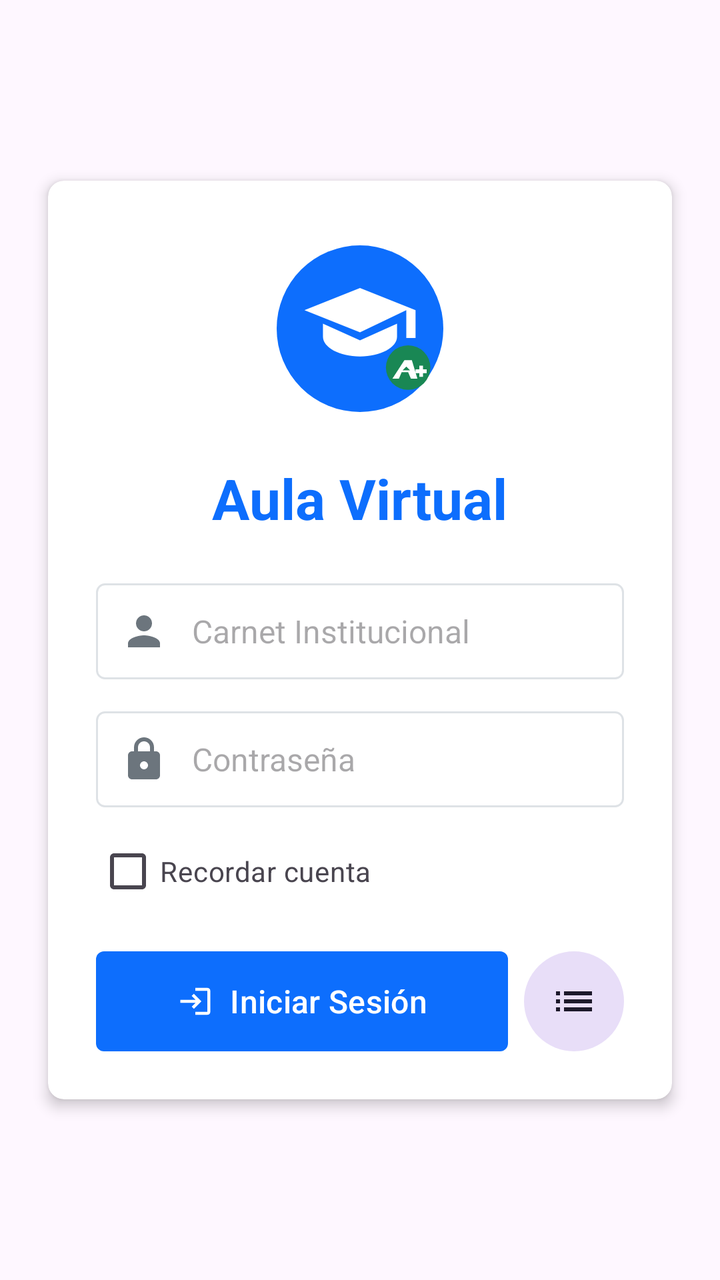
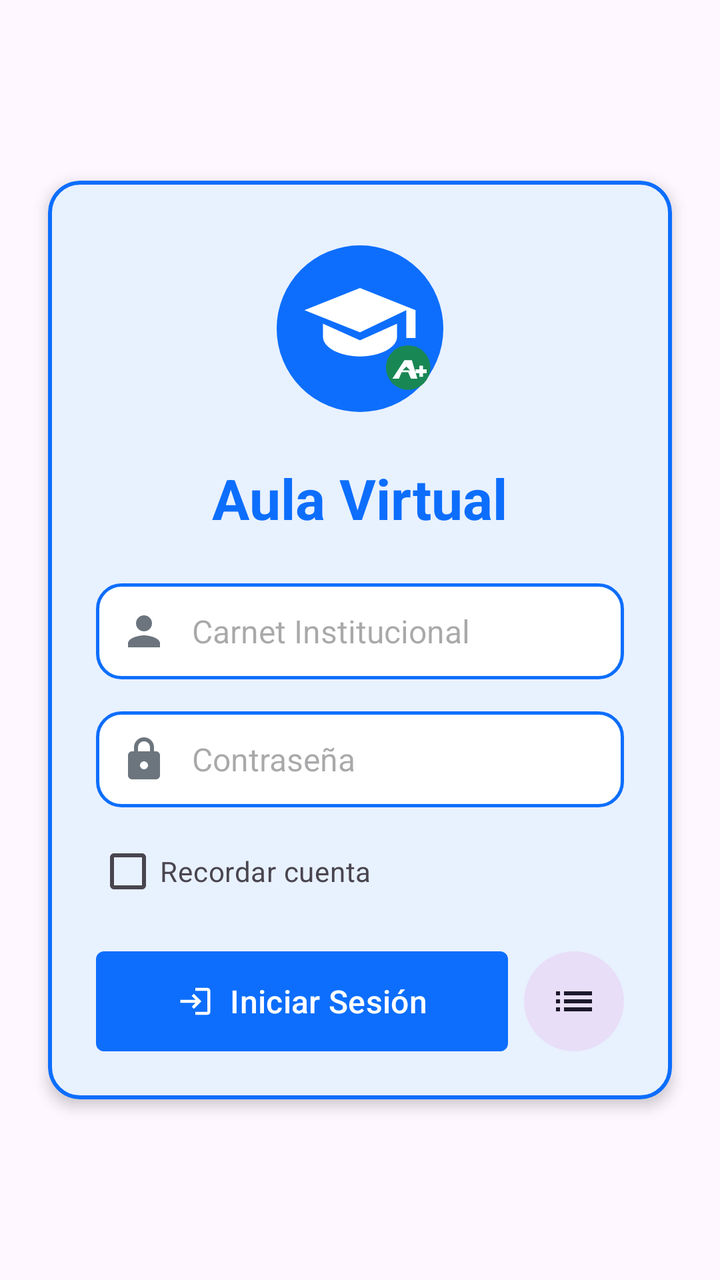

An Android layout rendered at two revisions. The XML below is the earlier revision; the diff shows what the commit changed to produce the second picture.
<!-- AndroidManifest.xml: application theme Theme.MyApplication -->
<!-- res/layout/fragment_login.xml -->
<?xml version="1.0" encoding="utf-8"?>
<FrameLayout xmlns:android="http://schemas.android.com/apk/res/android"
    xmlns:app="http://schemas.android.com/apk/res-auto"
    android:layout_width="match_parent"
    android:layout_height="match_parent"
    android:background="?android:attr/colorBackground">

    <androidx.cardview.widget.CardView
        android:layout_width="match_parent"
        android:layout_height="wrap_content"
        android:layout_gravity="center"
        android:layout_margin="24dp"
        app:cardCornerRadius="8dp"
        app:cardElevation="4dp">

        <LinearLayout
            android:layout_width="match_parent"
            android:layout_height="wrap_content"
            android:orientation="vertical"
            android:padding="24dp">

            <ImageView
                android:layout_width="100dp"
                android:layout_height="100dp"
                android:layout_gravity="center"
                android:layout_marginBottom="16dp"
                android:src="@drawable/ic_app_logo"
                android:contentDescription="Logo Aula Virtual" />

            <TextView
                android:layout_width="wrap_content"
                android:layout_height="wrap_content"
                android:layout_gravity="center"
                android:layout_marginBottom="24dp"
                android:text="Aula Virtual"
                android:textColor="?attr/colorPrimary"
                android:textSize="28sp"
                android:textStyle="bold" />

            <EditText
                android:id="@+id/etCarnet"
                style="@style/Widget.Bootstrap.EditText"
                android:layout_width="match_parent"
                android:layout_height="wrap_content"
                android:drawableStart="@drawable/ic_person"
                android:drawablePadding="12dp"
                android:hint="Carnet Institucional"
                android:inputType="text" />

            <EditText
                android:id="@+id/etPassword"
                style="@style/Widget.Bootstrap.EditText"
                android:layout_width="match_parent"
                android:layout_height="wrap_content"
                android:layout_marginTop="16dp"
                android:drawableStart="@drawable/ic_lock"
                android:drawablePadding="12dp"
                android:hint="Contraseña"
                android:inputType="textPassword" />

            <CheckBox
                android:id="@+id/cbRemember"
                android:layout_width="wrap_content"
                android:layout_height="wrap_content"
                android:layout_marginTop="8dp"
                android:text="Recordar cuenta"
                android:textColor="?android:attr/textColorSecondary" />

            <LinearLayout
                android:layout_width="match_parent"
                android:layout_height="wrap_content"
                android:orientation="horizontal"
                android:layout_marginTop="16dp"
                android:gravity="center_vertical">

                <Button
                    android:id="@+id/btnLogin"
                    style="@style/Widget.Bootstrap.Button.Primary"
                    android:layout_width="0dp"
                    android:layout_height="50dp"
                    android:layout_weight="1"
                    android:text="Iniciar Sesión"
                    android:textAllCaps="false"
                    android:textSize="16sp"
                    app:icon="@drawable/ic_login"
                    app:iconGravity="textStart" />

                <com.google.android.material.button.MaterialButton
                    android:id="@+id/btnSavedAccounts"
                    style="@style/Widget.Material3.Button.TonalButton"
                    android:layout_width="50dp"
                    android:layout_height="50dp"
                    android:layout_marginStart="8dp"
                    android:padding="0dp"
                    android:insetTop="0dp"
                    android:insetBottom="0dp"
                    app:icon="@drawable/ic_account_list"
                    app:iconSize="24dp"
                    app:iconGravity="textStart"
                    app:iconPadding="0dp"
                    app:shapeAppearanceOverlay="@style/ShapeAppearance.Bootstrap.Circle" />

            </LinearLayout>

        </LinearLayout>
    </androidx.cardview.widget.CardView>
</FrameLayout>
<!-- resources referenced by this layout -->
<resources>
  <!-- drawable ic_account_list (drawable) -->
  <vector xmlns:android="http://schemas.android.com/apk/res/android"
      android:width="24dp"
      android:height="24dp"
      android:viewportWidth="24"
      android:viewportHeight="24">
      <path
          android:fillColor="#000000"
          android:pathData="M3,13h2v-2H3V13zM3,17h2v-2H3V17zM3,9h2V7H3V9zM7,13h14v-2H7V13zM7,17h14v-2H7V17zM7,7v2h14V7H7z" />
  </vector>
  <style name="ShapeAppearance.Bootstrap.Circle" parent="ShapeAppearance.Material3.SmallComponent">
          <item name="cornerSize">50%</item>
      </style>
  <style name="Widget.Bootstrap.Button.Primary" parent="Widget.Bootstrap.Button">
          <item name="backgroundTint">?attr/colorPrimary</item>
          <item name="android:textColor">?attr/colorOnPrimary</item>
      </style>
  <style name="Widget.Bootstrap.EditText" parent="Widget.AppCompat.EditText">
          <item name="android:background">@drawable/bg_bootstrap_input</item>
          <item name="android:padding">12dp</item>
          <item name="android:textSize">16sp</item>
      </style>
  <style name="Theme.MyApplication" parent="Base.Theme.MyApplication" />
  <color name="bs_success">#198754</color>
  <style name="Widget.Bootstrap.Button" parent="Widget.Material3.Button">
          <item name="android:insetTop">0dp</item>
          <item name="android:insetBottom">0dp</item>
          <item name="shapeAppearance">@style/ShapeAppearance.Bootstrap.Small</item>
          <item name="android:textColor">?attr/colorOnPrimary</item>
      </style>
  <!-- drawable bg_bootstrap_input (drawable) -->
  <?xml version="1.0" encoding="utf-8"?>
  <shape xmlns:android="http://schemas.android.com/apk/res/android">
      <solid android:color="@color/white" />
      <stroke
          android:width="1dp"
          android:color="@color/bs_border" />
      <corners android:radius="4dp" />
  </shape>
  <style name="Base.Theme.MyApplication" parent="Theme.Material3.DayNight.NoActionBar">
          <item name="colorPrimary">@color/accent_blue</item>
          <item name="colorOnPrimary">@color/white</item>
          <item name="colorSecondary">@color/bs_secondary</item>
          <item name="android:statusBarColor">@color/bs_dark</item>
          <item name="android:windowBackground">@color/bs_light</item>
          <item name="colorSurface">@color/surface_light</item>
      </style>
  <style name="ShapeAppearance.Bootstrap.Small" parent="ShapeAppearance.Material3.SmallComponent">
          <item name="cornerSize">4dp</item>
      </style>
  <color name="white">#FFFFFFFF</color>
  <color name="bs_border">#dee2e6</color>
  <color name="accent_blue">#0d6efd</color>
  <color name="bs_secondary">#6c757d</color>
  <color name="bs_dark">#212529</color>
  <color name="bs_light">#f8f9fa</color>
  <color name="surface_light">#FFFFFF</color>
  <!-- unchanged entries left out for length: 4 -->
</resources>

<!-- the commit's change to res/layout/fragment_login.xml (unified diff, before → after) -->
@@ -5,12 +5,14 @@
     android:layout_height="match_parent"
     android:background="?android:attr/colorBackground">
 
-    <androidx.cardview.widget.CardView
+    <com.google.android.material.card.MaterialCardView
         android:layout_width="match_parent"
         android:layout_height="wrap_content"
         android:layout_gravity="center"
         android:layout_margin="24dp"
-        app:cardCornerRadius="8dp"
+        app:cardCornerRadius="16dp"
+        app:strokeColor="?attr/colorPrimary"
+        app:strokeWidth="2dp"
         app:cardElevation="4dp">
 
         <LinearLayout
@@ -103,5 +105,5 @@
             </LinearLayout>
 
         </LinearLayout>
-    </androidx.cardview.widget.CardView>
+    </com.google.android.material.card.MaterialCardView>
 </FrameLayout>
<!-- resource entries referenced after the edit -->
@@ -35,9 +35,9 @@
   <shape xmlns:android="http://schemas.android.com/apk/res/android">
       <solid android:color="@color/white" />
       <stroke
-          android:width="1dp"
-          android:color="@color/bs_border" />
-      <corners android:radius="4dp" />
+          android:width="1.5dp"
+          android:color="?attr/colorPrimary" />
+      <corners android:radius="12dp" />
   </shape>
   <style name="Base.Theme.MyApplication" parent="Theme.Material3.DayNight.NoActionBar">
           <item name="colorPrimary">@color/accent_blue</item>
@@ -46,17 +46,33 @@
           <item name="android:statusBarColor">@color/bs_dark</item>
           <item name="android:windowBackground">@color/bs_light</item>
           <item name="colorSurface">@color/surface_light</item>
+          <item name="materialCardViewStyle">@style/Widget.Bootstrap.Card</item>
+          <item name="cardViewStyle">@style/Widget.Bootstrap.Card</item>
+          <item name="alertDialogTheme">@style/Theme.MyApplication.Dialog</item>
       </style>
   <style name="ShapeAppearance.Bootstrap.Small" parent="ShapeAppearance.Material3.SmallComponent">
           <item name="cornerSize">4dp</item>
       </style>
   <color name="white">#FFFFFFFF</color>
-  <color name="bs_border">#dee2e6</color>
   <color name="accent_blue">#0d6efd</color>
   <color name="bs_secondary">#6c757d</color>
   <color name="bs_dark">#212529</color>
   <color name="bs_light">#f8f9fa</color>
   <color name="surface_light">#FFFFFF</color>
+  <style name="Widget.Bootstrap.Card" parent="Widget.Material3.CardView.Outlined">
+          <item name="cardBackgroundColor">?attr/colorSurface</item>
+          <item name="cardCornerRadius">16dp</item>
+          <item name="cardElevation">3dp</item>
+          <item name="strokeColor">?attr/colorPrimary</item>
+          <item name="strokeWidth">2dp</item>
+          <item name="android:layout_margin">8dp</item>
+      </style>
+  <style name="Theme.MyApplication.Dialog" parent="ThemeOverlay.Material3.MaterialAlertDialog">
+          <item name="shapeAppearanceOverlay">@style/ShapeAppearance.MyApplication.Dialog</item>
+      </style>
+  <style name="ShapeAppearance.MyApplication.Dialog" parent="ShapeAppearance.Material3.LargeComponent">
+          <item name="cornerSize">20dp</item>
+      </style>
   <!-- unchanged entries left out for length: 4 -->
 </resources>
 
